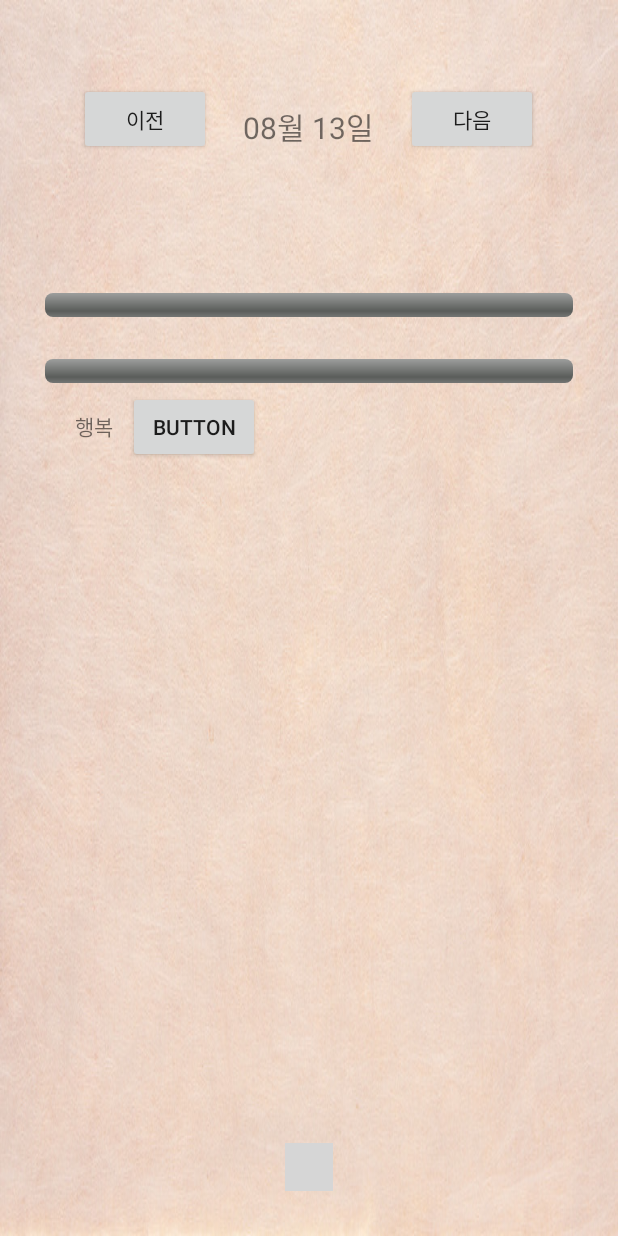
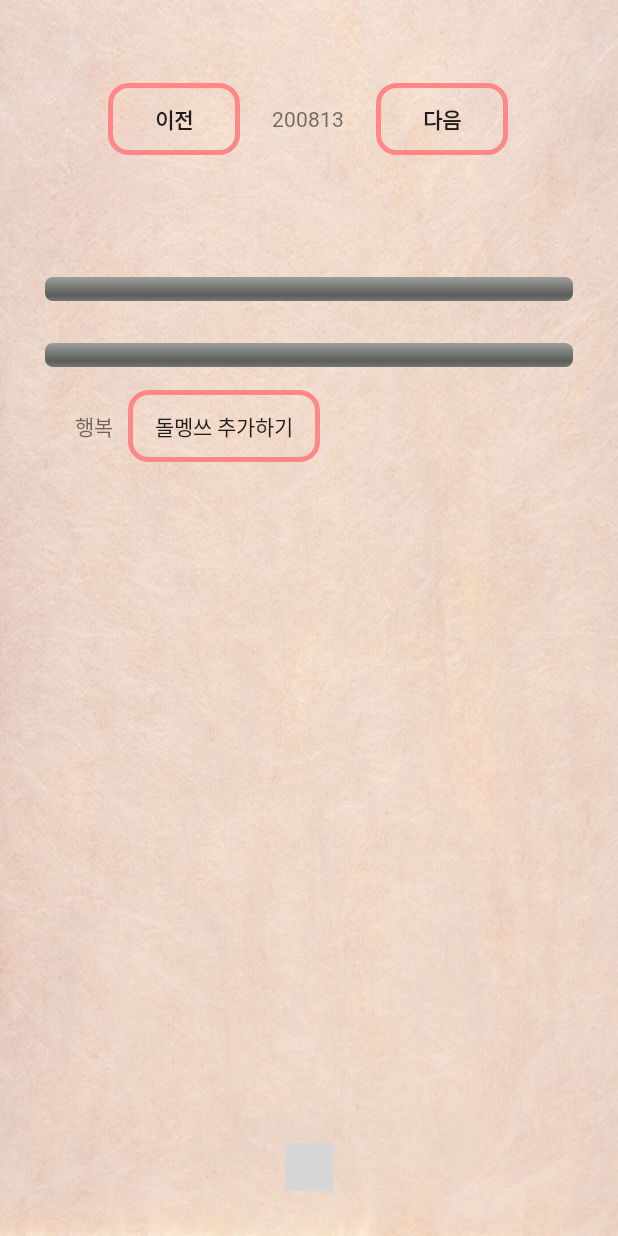
Before and after one commit to Heejeong01110/Mood-Diary, an Android app: the screen it shows after launch once a user with an empty profile is signed in (MainActivity), after a tap on "다음", on a phone screen of 412 x 824 dp. Run offline under Robolectric (Android 15) with nearby library versions, the phone set to English and light mode, and no system bars; our stand-ins replace Firebase (no records; nobody signed in at launch, a user with empty details on screens opened directly); plain views replace DotsIndicator; 1 statement that could not run was skipped; 1 other tap on this screen came first; grey boxes are pictures that could not be loaded.

Commit message:
date 수정

```diff
--- a/app/src/main/java/kr/ac/kpu/dailystone/LoginActivity.kt
+++ b/app/src/main/java/kr/ac/kpu/dailystone/LoginActivity.kt
@@ -4,14 +4,13 @@ import android.app.Activity
 import android.content.Context
 import android.content.Intent
 import android.os.Build
-import androidx.appcompat.app.AppCompatActivity
 import android.os.Bundle
-import android.view.MotionEvent
 import android.view.View
 import android.view.inputmethod.InputMethodManager
 import android.widget.EditText
 import android.widget.Toast
 import androidx.annotation.RequiresApi
+import androidx.appcompat.app.AppCompatActivity
 import androidx.fragment.app.Fragment
 import com.google.firebase.auth.FirebaseAuth
 import com.google.firebase.auth.FirebaseUser
--- a/app/src/main/java/kr/ac/kpu/dailystone/MainFragment.kt
+++ b/app/src/main/java/kr/ac/kpu/dailystone/MainFragment.kt
@@ -62,7 +62,7 @@ class MainFragment : Fragment() {
         db = Firebase.database.reference
         readCount()
         goalCount()
-        dailyGoal()
+        dailyGoal(date)
         mainTvDate.text = "${monthformatted}월 ${dayformatted}일"
 
         mainBtnHappy.setOnClickListener {
@@ -290,7 +290,7 @@ class MainFragment : Fragment() {
         db.child(user!!.uid).addValueEventListener(goalListener)
     }
 
-    private fun dailyGoal() {
+    private fun dailyGoal(date:String) {
         var user = FirebaseAuth.getInstance().currentUser
         var MaxDay: Int = 1
         var Dgoal: Int = 0
@@ -341,7 +341,7 @@ class MainFragment : Fragment() {
         ft?.detach(this)?.attach(this)?.commit()
         readCount()
         goalCount()
-        dailyGoal()
+        dailyGoal(date)
     }
 
     private fun nextDate() {//다음 날짜 조회
@@ -352,11 +352,11 @@ class MainFragment : Fragment() {
         year = formatted2.substring(2, 4)
         monthformatted = formatted2.substring(4, 6)
         dayformatted = formatted2.substring(6, 8)
-        mainTvDate.text = "${monthformatted}월 ${dayformatted}일"
+        mainTvDate.text = date
         var ft : FragmentTransaction? = fragmentManager?.beginTransaction()
         ft?.detach(this)?.attach(this)?.commit()
         readCount()
         goalCount()
-        dailyGoal()
+        dailyGoal(date)
     }
 }
--- /dev/null
+++ b/app/src/main/res/drawable/button_background.xml
@@ -0,0 +1,13 @@
+<?xml version="1.0" encoding="utf-8"?>
+<shape xmlns:android="http://schemas.android.com/apk/res/android"
+    android:padding="10dp"
+    android:shape="rectangle" >
+    <solid android:color="#00ffffff"/>
+    <stroke android:color="@color/colorPrimaryDark"
+        android:width="5px"/>
+    <corners
+        android:bottomLeftRadius="12dp"
+        android:bottomRightRadius="12dp"
+        android:topLeftRadius="12dp"
+        android:topRightRadius="12dp" />
+</shape>
--- /dev/null
+++ b/app/src/main/res/font/custom_font_family.xml
@@ -0,0 +1,22 @@
+<?xml version="1.0" encoding="utf-8"?>
+<font-family xmlns:android="http://schemas.android.com/apk/res/android"
+    xmlns:app="http://schemas.android.com/apk/res-auto">
+
+    <!--regular-->
+    <font
+        android:font="@font/maplestorylight"
+        android:fontStyle="normal"
+        android:fontWeight="400"
+        app:font="@font/maplestorylight"
+        app:fontStyle="normal"
+        app:fontWeight="500" />
+
+    <!--bold-->
+    <font
+        android:font="@font/maplestorybold"
+        android:fontStyle="normal"
+        android:fontWeight="700"
+        app:font="@font/maplestorybold"
+        app:fontStyle="normal"
+        app:fontWeight="1000" />
+</font-family>
--- a/app/src/main/res/layout/activity_change.xml
+++ b/app/src/main/res/layout/activity_change.xml
@@ -5,7 +5,8 @@
     android:layout_width="match_parent"
     android:layout_height="match_parent"
     android:background="@drawable/background_main"
-    android:orientation="vertical">
+    android:orientation="vertical"
+    android:paddingTop="20dp">
 
     <EditText
         android:id="@+id/etEmailChange"
--- a/app/src/main/res/layout/activity_login.xml
+++ b/app/src/main/res/layout/activity_login.xml
@@ -80,5 +80,7 @@
             app:layout_constraintRight_toRightOf="parent"
             app:layout_constraintTop_toBottomOf="@id/etPassInput" />
 
+
+
     </androidx.constraintlayout.widget.ConstraintLayout>
 </ScrollView>
--- a/app/src/main/res/layout/activity_main.xml
+++ b/app/src/main/res/layout/activity_main.xml
@@ -6,6 +6,12 @@
     android:layout_height="match_parent"
     >
 
+   <!-- <androidx.viewpager2.widget.ViewPager2
+        android:id="@+id/viewPager"
+        android:layout_width="409dp"
+        android:layout_height="729dp"
+        app:layout_constraintStart_toStartOf="parent"
+        app:layout_constraintTop_toTopOf="parent" /> -->
     <androidx.viewpager.widget.ViewPager
         android:layout_width="match_parent"
         android:layout_height="match_parent"
--- a/app/src/main/res/layout/activity_user_info.xml
+++ b/app/src/main/res/layout/activity_user_info.xml
@@ -5,7 +5,8 @@
     android:layout_width="match_parent"
     android:layout_height="match_parent"
     android:background="@drawable/background_main"
-    tools:context=".UserInfoActivity">
+    tools:context=".UserInfoActivity"
+    android:paddingTop="20dp">
 
     <ImageView
         android:id="@+id/btnBack"
--- a/app/src/main/res/layout/fragment_main.xml
+++ b/app/src/main/res/layout/fragment_main.xml
@@ -12,7 +12,6 @@
         android:layout_height="wrap_content"
         android:layout_marginTop="69dp"
         android:text="7/23"
-        android:textSize="20sp"
         app:layout_constraintEnd_toEndOf="parent"
         app:layout_constraintHorizontal_bias="0.498"
         app:layout_constraintStart_toStartOf="parent"
@@ -25,8 +24,11 @@
         android:layout_marginTop="55dp"
         android:layout_marginEnd="21dp"
         android:text="이전"
+        android:textStyle="bold"
+        android:background="@drawable/button_background"
         app:layout_constraintEnd_toStartOf="@+id/mainTvDate"
-        app:layout_constraintTop_toTopOf="parent" />
+        app:layout_constraintTop_toTopOf="parent"
+        />
 
     <Button
         android:id="@+id/mainBtnNext"
@@ -35,6 +37,8 @@
         android:layout_marginStart="21dp"
         android:layout_marginTop="55dp"
         android:text="다음"
+        android:textStyle="bold"
+        android:background="@drawable/button_background"
         app:layout_constraintStart_toEndOf="@+id/mainTvDate"
         app:layout_constraintTop_toTopOf="parent" />
 
@@ -128,7 +132,9 @@
         android:layout_width="wrap_content"
         android:layout_height="wrap_content"
         android:layout_marginStart="10dp"
-        android:text="Button"
+        android:text="돌멩쓰 추가하기"
+        android:ems="8"
+        android:background="@drawable/button_background"
         app:layout_constraintStart_toEndOf="@id/mainTvHappy"
         app:layout_constraintBaseline_toBaselineOf="@+id/mainTvHappy"
         app:layout_constraintTop_toTopOf="@+id/mainTvHappy" />
--- a/app/src/main/res/layout/fragment_month.xml
+++ b/app/src/main/res/layout/fragment_month.xml
@@ -12,6 +12,7 @@
         android:layout_width="match_parent"
         android:layout_height="wrap_content"
         android:paddingLeft="36dp"
+        android:paddingTop="64dp"
         app:layout_constraintLeft_toLeftOf="parent"
         app:layout_constraintRight_toRightOf="parent"
         app:layout_constraintTop_toTopOf="parent">
@@ -21,10 +22,11 @@
             android:layout_width="wrap_content"
             android:layout_height="wrap_content"
             android:paddingStart="16dp"
-            android:paddingTop="32dp"
             android:text="n년"
             android:textSize="25sp"
             android:textStyle="bold"
+            app:layout_constraintTop_toTopOf="parent"
+            app:layout_constraintLeft_toLeftOf="parent"
             app:layout_constraintBottom_toTopOf="@id/tvOutputMonth" />
 
         <androidx.appcompat.widget.AppCompatImageButton
--- /dev/null
+++ b/app/src/main/res/values/font_style.xml
@@ -0,0 +1,23 @@
+<?xml version="1.0" encoding="utf-8"?>
+<resources>
+    <!-- Custom font 적용 -->
+    <style name="customTextViewFontStyle" parent="@android:style/Widget.DeviceDefault.TextView">
+        <item name="android:fontFamily">@font/custom_font_family</item>
+    </style>
+
+    <style name="customButtonFontStyle" parent="@android:style/Widget.DeviceDefault.Button.Borderless">
+        <item name="android:fontFamily">@font/custom_font_family</item>
+    </style>
+
+    <style name="customEditTextFontStyle" parent="@android:style/Widget.DeviceDefault.EditText">
+        <item name="android:fontFamily">@font/custom_font_family</item>
+    </style>
+
+    <style name="customRadioButtonFontStyle" parent="@android:style/Widget.DeviceDefault.CompoundButton.RadioButton">
+        <item name="android:fontFamily">@font/custom_font_family</item>
+    </style>
+
+    <style name="customCheckboxFontStyle" parent="@android:style/Widget.DeviceDefault.CompoundButton.CheckBox">
+        <item name="android:fontFamily">@font/custom_font_family</item>
+    </style>
+</resources>
--- a/app/src/main/res/values/styles.xml
+++ b/app/src/main/res/values/styles.xml
@@ -11,6 +11,13 @@
         <!--No Title Bar-->
         <item name="windowActionBar">false</item>
         <item name="windowNoTitle">true</item>
+        <!--custom font-family 적용-->
+        <item name="android:textViewStyle">@style/customTextViewFontStyle</item>
+        <item name="android:buttonStyle">@style/customButtonFontStyle</item>
+        <item name="android:editTextStyle">@style/customEditTextFontStyle</item>
+        <item name="android:radioButtonStyle">@style/customRadioButtonFontStyle</item>
+        <item name="android:checkboxStyle">@style/customCheckboxFontStyle</item>
+
 
     </style>
 
```
Also changed, not shown: app/src/main/res/font/fontstyle.xml (deleted, +0 -7 lines), app/src/main/res/layout/activity_lock_choice.xml (+7 -1 lines), app/src/main/res/layout/dialog_progress.xml (added, +20 -0 lines), app/src/main/res/layout/fragment_userinfo.xml (+9 -0 lines), 3 other files.
